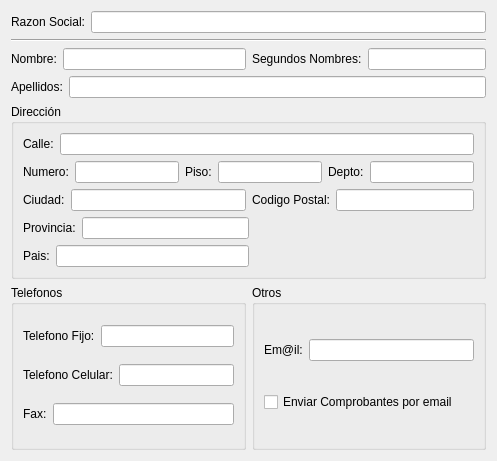
chungote/gestotux, file trunk/src/FormClienteBase.ui: the form before one commit.
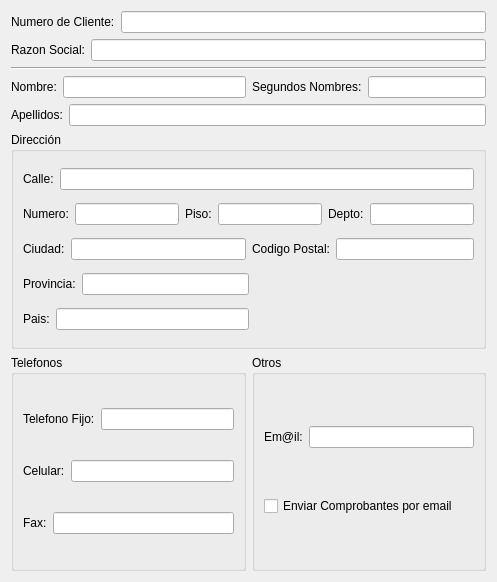
The form after the commit.

Commit message: agregados archivos de creacion de tablas - primera pruebad e funcionacmiento del plugin de email correcta - agregadas traducciones para casi todos los plugins -  modificado sistema de clientes

Patch:
```diff
--- a/trunk/src/FormClienteBase.ui
+++ b/trunk/src/FormClienteBase.ui
@@ -7,13 +7,40 @@
     <x>0</x>
     <y>0</y>
     <width>497</width>
-    <height>461</height>
+    <height>582</height>
    </rect>
   </property>
   <property name="windowTitle">
    <string>Form</string>
   </property>
   <layout class="QVBoxLayout" name="verticalLayout_4">
+   <item>
+    <layout class="QHBoxLayout" name="horizontalLayout_23">
+     <item>
+      <widget class="QLabel" name="LNumCliente">
+       <property name="text">
+        <string>Numero de Cliente:</string>
+       </property>
+       <property name="buddy">
+        <cstring>LENumCliente</cstring>
+       </property>
+      </widget>
+     </item>
+     <item>
+      <widget class="QLineEdit" name="LENumCliente">
+       <property name="styleSheet">
+        <string/>
+       </property>
+       <property name="frame">
+        <bool>true</bool>
+       </property>
+       <property name="readOnly">
+        <bool>true</bool>
+       </property>
+      </widget>
+     </item>
+    </layout>
+   </item>
    <item>
     <layout class="QHBoxLayout" name="horizontalLayout">
      <item>
@@ -277,7 +304,10 @@
           <item>
            <widget class="QLabel" name="label_14">
             <property name="text">
-             <string>Telefono Celular:</string>
+             <string>Celular:</string>
+            </property>
+            <property name="buddy">
+             <cstring>LETelCel</cstring>
             </property>
            </widget>
           </item>
```
Left out of the diff: 66 changed lines with no effect on the pictures. The commit also changes 54 other files.
